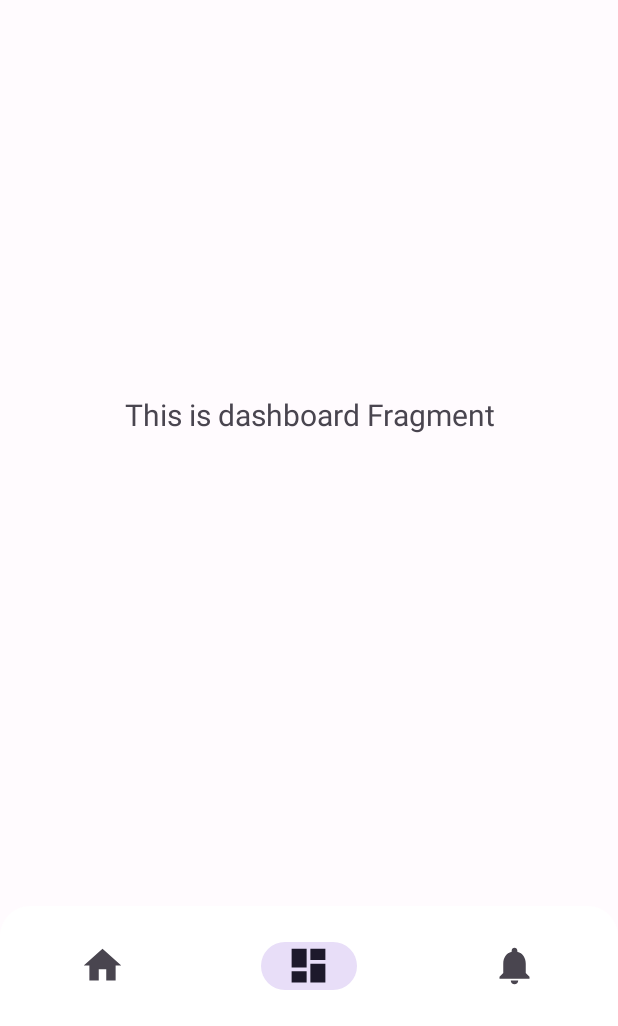
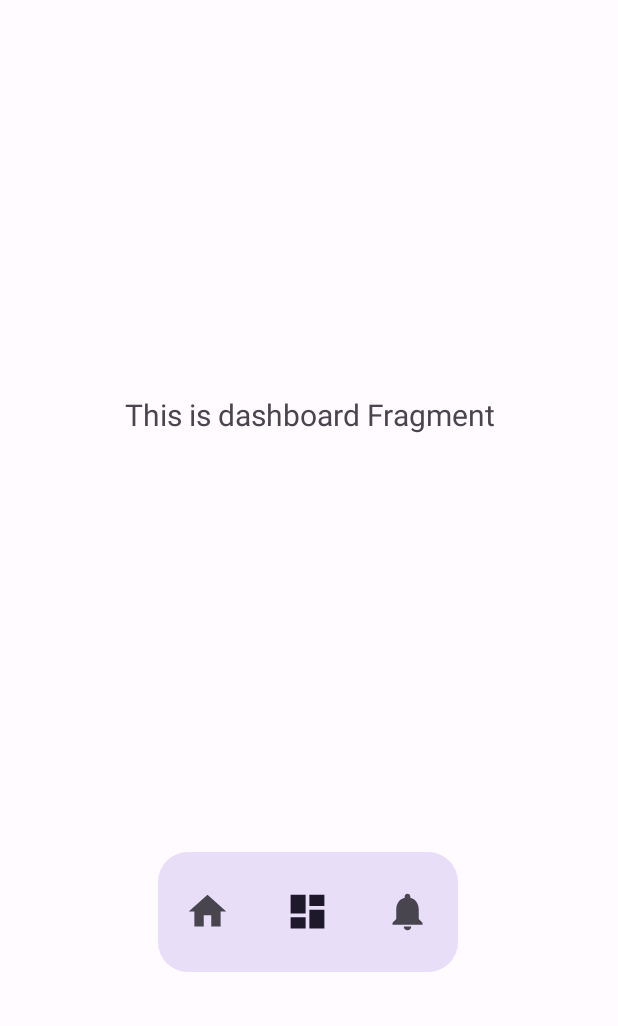
Before and after one commit to gauravsingh55/Paper-Walls, an Android app: the MainActivity screen opened directly, with no data from a screen before it, item 2 of the bottom bar chosen, on a phone screen of 412 x 824 dp, the part 210-1236 px from its top. Run offline under Robolectric (Android 15) with nearby library versions, the phone set to English and light mode, and no system bars; our stand-ins replace navigation-ui; 1 statement that could not run was skipped.

Commit message:
Changed Nav bar UI

```diff
--- a/app/src/main/res/drawable/bottom_shape.xml
+++ b/app/src/main/res/drawable/nav_view_background.xml
@@ -1,6 +1,8 @@
 <?xml version="1.0" encoding="utf-8"?>
 <shape android:shape="rectangle" xmlns:android="http://schemas.android.com/apk/res/android">
-    <solid android:color="?attr/colorOnSecondary"/>
+    <solid android:color="?attr/colorSecondaryContainer"/>
     <corners android:topLeftRadius="20dp"
-        android:topRightRadius="20dp"/>
+        android:topRightRadius="20dp"
+        android:bottomRightRadius="20dp"
+        android:bottomLeftRadius="20dp"/>
 </shape>
--- a/app/src/main/res/layout/activity_main.xml
+++ b/app/src/main/res/layout/activity_main.xml
@@ -11,16 +11,18 @@
 
     <com.google.android.material.bottomnavigation.BottomNavigationView
         android:id="@+id/nav_view"
+        android:layout_width="200dp"
+        android:layout_height="wrap_content"
+        android:layout_marginBottom="36dp"
+
+        android:background="@drawable/nav_view_background"
+        app:itemIconSize="30dp"
         app:labelVisibilityMode="unlabeled"
-        android:layout_width="match_parent"
-        android:layout_height="wrap_content"
-        android:background="@drawable/bottom_shape"
         app:layout_constraintBottom_toBottomOf="parent"
-        app:layout_constraintHorizontal_bias="1.0"
+        app:layout_constraintHorizontal_bias="0.497"
         app:layout_constraintLeft_toLeftOf="parent"
         app:layout_constraintRight_toRightOf="parent"
-        app:menu="@menu/bottom_nav_menu"
-        app:itemIconSize="30dp"/>
+        app:menu="@menu/bottom_nav_menu" />
 
     <fragment
         android:id="@+id/nav_host_fragment_activity_main"
```
